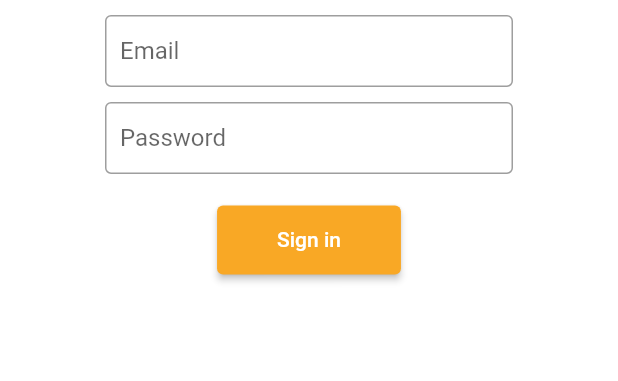
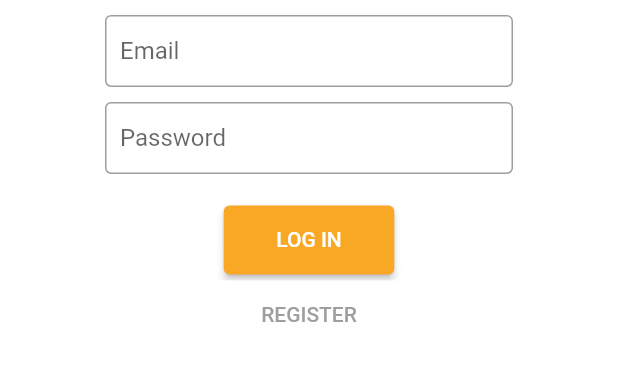
Before and after one commit to BSW1985/ryta_app, a Flutter app: the screen it shows after launch, on a phone screen of 412 x 824 dp, the part 531-912 px from its top. Run offline on Flutter 3.47's test engine with Material 2 defaults, Android fonts, the phone set to English and light mode, and no system bars; our stand-ins replace firebase_auth, firebase_core; accounts and stored records are empty.

Commit message:
email register, log in, The Net Ninja Ep. 13

```diff
--- a/lib/screens/authenticate/authenticate.dart
+++ b/lib/screens/authenticate/authenticate.dart
@@ -8,10 +8,18 @@ class Authenticate extends StatefulWidget {
 }
 
 class _AuthenticateState extends State<Authenticate> {
+
+  bool showSignIn = true;
+  void toggleView() {
+    setState(() => showSignIn = !showSignIn);
+  }
+
   @override
   Widget build(BuildContext context) {
-    return Container(
-      child: SignIn(),
-    );
+      if (showSignIn) {
+        return SignIn(toggleView: toggleView);
+      } else {
+        return Register(toggleView: toggleView);
+      }
   }
 }
--- a/lib/screens/authenticate/sign_in.dart
+++ b/lib/screens/authenticate/sign_in.dart
@@ -2,6 +2,10 @@ import 'package:flutter/material.dart';
 import 'package:ryta_app/services/auth.dart';
 
 class SignIn extends StatefulWidget {
+
+  final Function toggleView;
+  SignIn({ this.toggleView });
+
   @override
   _SignInState createState() => _SignInState();
 }
@@ -9,10 +13,12 @@ class SignIn extends StatefulWidget {
 class _SignInState extends State<SignIn> {
 
   final AuthService _auth = AuthService();
+  final _formKey = GlobalKey<FormState>();
 
   // text field state
   String email = '';
   String password = '';
+  String error = '';
 
   @override
   Widget build(BuildContext context) {
@@ -32,6 +38,7 @@ class _SignInState extends State<SignIn> {
           Image.asset("assets/ryta_logo.png"),
 
           Form(
+            key: _formKey,
             child: Column(
               children: <Widget>[
                 SizedBox(height: 10.0),
@@ -46,6 +53,7 @@ class _SignInState extends State<SignIn> {
                     hintText: 'Email',
                     contentPadding: new EdgeInsets.symmetric(vertical: 10.0, horizontal: 10.0),
                   ),
+                  validator: (val) => val.isEmpty ? 'Enter an Email' : null,
                   onChanged: (val) {
                     setState(() => email = val);
                   }
@@ -63,6 +71,7 @@ class _SignInState extends State<SignIn> {
                     hintText: 'Password',
                     contentPadding: new EdgeInsets.symmetric(vertical: 10.0, horizontal: 10.0),
                   ),
+                  validator: (val) => val.length < 6 ? 'Enter a password 6+ chars long' : null,
                   onChanged: (val) {
                     setState(() => password = val);
                   }
@@ -70,24 +79,42 @@ class _SignInState extends State<SignIn> {
                 SizedBox(height: 20.0),
                 ElevatedButton(
                   style: ButtonStyle(
-                    padding: MaterialStateProperty.all(EdgeInsets.symmetric(horizontal: 40.0, vertical: 15.0)),
+                    padding: MaterialStateProperty.all(EdgeInsets.symmetric(horizontal: 35.0, vertical: 15.0)),
                     backgroundColor: MaterialStateProperty.all<Color>(Colors.yellow[800]) ),
                   child: Text(
-                    'Sign in',
+                    'LOG IN',
                     //style: TextStyle(color: Colors.white),
                     ),
                   onPressed: () async {
-                    // dynamic result = await _auth.signInAnon();
-                    // if (result==null) {
-                    //   print('error signing in');
-                    // } else {
-                    //   print('signed in');
-                    //   print(result);
-                    // }
-                    print(email);
-                    print(password);
+                    if (_formKey.currentState.validate()) {
+                      dynamic result = await _auth.signInWithEmailAndPassword(email, password);
+                      if (result==null){
+                        setState(() => error = 'could not sign in with those credentials');
+                      }
+                    }
 
                   }
+                  ),
+                SizedBox(height: 2.0),
+                ElevatedButton(
+                  style: ButtonStyle(
+                    elevation: MaterialStateProperty.all<double>(0),
+                    padding: MaterialStateProperty.all(EdgeInsets.symmetric(horizontal: 30.0, vertical: 15.0)),
+                    backgroundColor: MaterialStateProperty.all<Color>(Colors.white),
+                    foregroundColor: MaterialStateProperty.all<Color>(Colors.grey),
+                    ),
+                  child: Text(
+                    'REGISTER',
+                    //style: TextStyle(color: Colors.white),
+                    ),
+                  onPressed: () {
+                    widget.toggleView();
+                  }
+                  ),
+                  SizedBox(height: 10.0),
+                  Text(
+                    error,
+                    style: TextStyle(color: Colors.red, fontSize:14.0),
                   ),
               ],
             ),
```
Also changed, not shown: lib/screens/authenticate/register.dart (+50 -6 lines), lib/services/auth.dart (+21 -1 lines).
